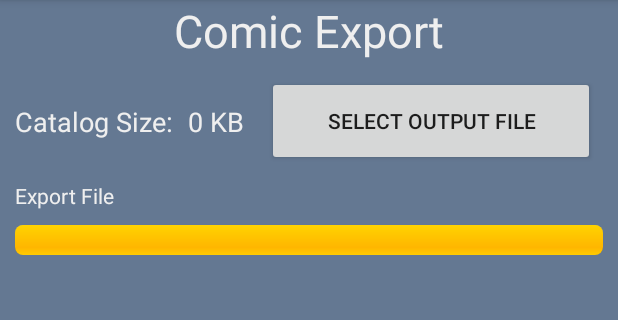
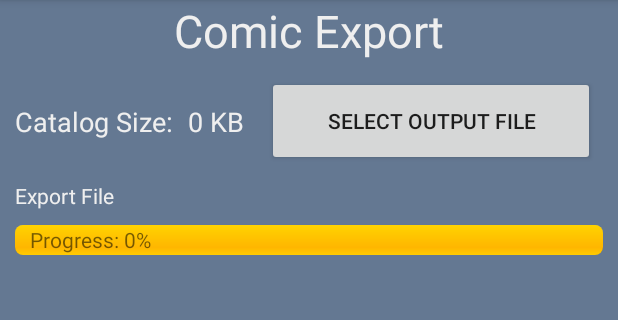
Before and after one commit to Dabnoot/AGGalleryManager, an Android app: the ExportComicsActivity screen opened directly, with no data from a screen before it, on a phone screen of 412 x 824 dp, the part 84-404 px from its top. Run offline under Robolectric (Android 15) with nearby library versions, the phone set to English and light mode, and no system bars; 4 statements that could not run were skipped.

Commit message:
Percent complete align to start of screen.

```diff
--- a/app/src/main/res/layout/activity_export_comics.xml
+++ b/app/src/main/res/layout/activity_export_comics.xml
@@ -97,13 +97,12 @@
 
     <TextView
         android:id="@+id/textView_ExportPercent"
-        android:layout_width="0dp"
+        android:layout_width="wrap_content"
         android:layout_height="wrap_content"
-        android:layout_marginStart="80dp"
+        android:layout_marginStart="20dp"
         android:layout_marginTop="10dp"
-        android:layout_marginEnd="80dp"
         android:background="#00000000"
-        app:layout_constraintEnd_toEndOf="parent"
+        android:text="Progress: 0%"
         app:layout_constraintTop_toBottomOf="@id/textView_ExportFileAbsPath"
         app:layout_constraintStart_toStartOf="parent" />
 
```
